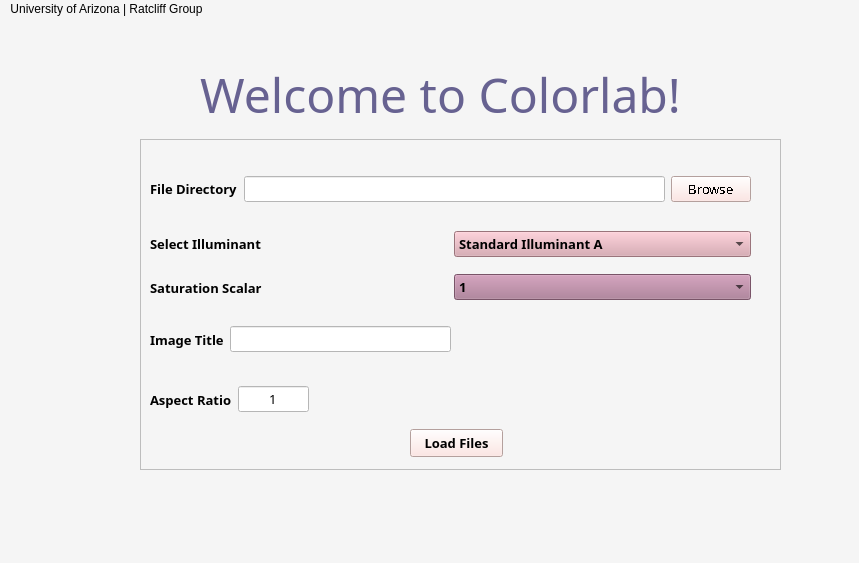
Before: the Qt Designer form testgui2.ui in LISPEM/ColorLab, drawn with Qt 5.
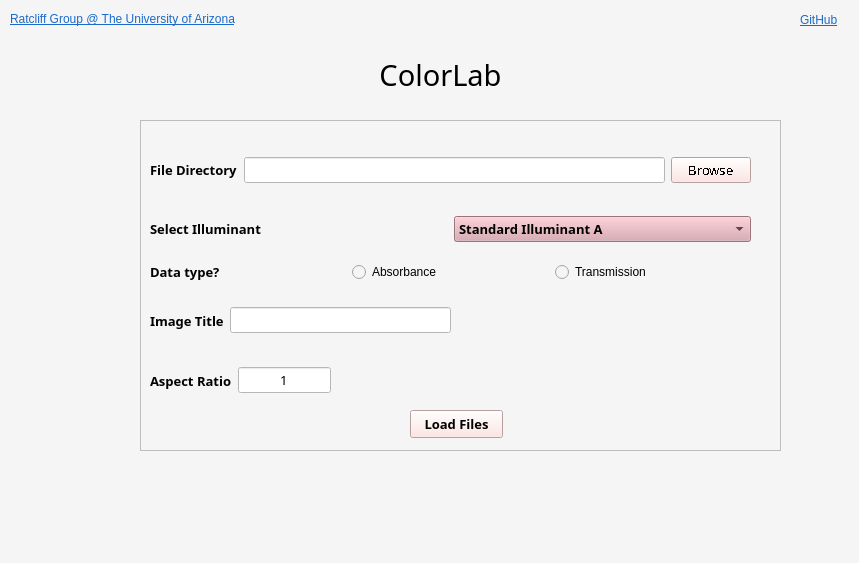
After: the same form once the commit is applied. Icons and pictures are not drawn.

Patch:
```diff
--- a/testgui2.ui
+++ b/testgui2.ui
@@ -49,7 +49,7 @@
      </font>
     </property>
     <property name="text">
-     <string>&lt;html&gt;&lt;head/&gt;&lt;body&gt;&lt;p&gt;&lt;span style=&quot; font-size:36pt; font-weight:400; color:#676291;&quot;&gt;Welcome to Colorlab!&lt;/span&gt;&lt;/p&gt;&lt;/body&gt;&lt;/html&gt;</string>
+     <string>&lt;html&gt;&lt;head/&gt;&lt;body&gt;&lt;p align=&quot;center&quot;&gt;&lt;span style=&quot; font-size:22pt; font-weight:400; color:#000000;&quot;&gt;ColorLab&lt;/span&gt;&lt;/p&gt;&lt;/body&gt;&lt;/html&gt;</string>
     </property>
     <property name="alignment">
      <set>Qt::AlignCenter</set>
@@ -79,7 +79,7 @@
        <x>10</x>
        <y>90</y>
        <width>601</width>
-       <height>31</height>
+       <height>38</height>
       </rect>
      </property>
      <layout class="QHBoxLayout" name="horizontalLayout_2">
@@ -192,7 +192,7 @@
          <font>
           <family>Bahnschrift SemiBold SemiConden</family>
           <pointsize>10</pointsize>
-          <weight>9</weight>
+          <weight>50</weight>
           <italic>false</italic>
           <bold>false</bold>
           <stylestrategy>NoAntialias</stylestrategy>
@@ -216,12 +216,12 @@
        <x>10</x>
        <y>133</y>
        <width>601</width>
-       <height>31</height>
+       <height>38</height>
       </rect>
      </property>
      <layout class="QHBoxLayout" name="horizontalLayout_3">
       <item>
-       <widget class="QLabel" name="label_5">
+       <widget class="QLabel" name="label_8">
         <property name="font">
          <font>
           <family>Bahnschrift SemiBold SemiConden</family>
@@ -231,48 +231,22 @@
          </font>
         </property>
         <property name="text">
-         <string>Saturation Scalar</string>
+         <string>Data type?</string>
         </property>
        </widget>
       </item>
       <item>
-       <widget class="QComboBox" name="comboBox_2">
-        <property name="font">
-         <font>
-          <family>Bahnschrift SemiBold SemiConden</family>
-          <pointsize>10</pointsize>
-          <weight>75</weight>
-          <bold>true</bold>
-         </font>
+       <widget class="QRadioButton" name="radioButton">
+        <property name="text">
+         <string>Absorbance</string>
         </property>
-        <property name="styleSheet">
-         <string notr="true">background-color: rgb(170, 118, 146);</string>
+       </widget>
+      </item>
+      <item>
+       <widget class="QRadioButton" name="radioButton_2">
+        <property name="text">
+         <string>Transmission</string>
         </property>
-        <item>
-         <property name="text">
-          <string>1</string>
-         </property>
-        </item>
-        <item>
-         <property name="text">
-          <string>2</string>
-         </property>
-        </item>
-        <item>
-         <property name="text">
-          <string>3</string>
-         </property>
-        </item>
-        <item>
-         <property name="text">
-          <string>4</string>
-         </property>
-        </item>
-        <item>
-         <property name="text">
-          <string>5</string>
-         </property>
-        </item>
        </widget>
       </item>
      </layout>
@@ -322,7 +296,7 @@
       <rect>
        <x>10</x>
        <y>240</y>
-       <width>159</width>
+       <width>181</width>
        <height>41</height>
       </rect>
      </property>
@@ -404,22 +378,38 @@
      <pixmap>../../Pictures/sf.png</pixmap>
     </property>
    </widget>
-  </widget>
-  <widget class="QMenuBar" name="menubar">
-   <property name="geometry">
-    <rect>
-     <x>0</x>
-     <y>0</y>
-     <width>859</width>
-     <height>26</height>
-    </rect>
-   </property>
-   <widget class="QMenu" name="menuUniversity_of_Arizona_Ratcliff_Group">
-    <property name="title">
-     <string>University of Arizona | Ratcliff Group</string>
+   <widget class="QLabel" name="label_5">
+    <property name="geometry">
+     <rect>
+      <x>10</x>
+      <y>10</y>
+      <width>281</width>
+      <height>19</height>
+     </rect>
     </property>
+    <property name="text">
+     <string>&lt;html&gt;&lt;head/&gt;&lt;body&gt;&lt;p&gt;&lt;a href=&quot;https://ratcliff.faculty.arizona.edu/&quot;&gt;&lt;span style=&quot; text-decoration: underline; color:#1b6acb;&quot;&gt;Ratcliff Group @ The University of Arizona&lt;/span&gt;&lt;/a&gt;&lt;/p&gt;&lt;/body&gt;&lt;/html&gt;</string>
+    </property>
+    <property name="openExternalLinks">
+     <bool>true</bool>
+    </property>
    </widget>
-   <addaction name="menuUniversity_of_Arizona_Ratcliff_Group"/>
+   <widget class="QLabel" name="label_9">
+    <property name="geometry">
+     <rect>
+      <x>800</x>
+      <y>10</y>
+      <width>51</width>
+      <height>20</height>
+     </rect>
+    </property>
+    <property name="text">
+     <string>&lt;html&gt;&lt;head/&gt;&lt;body&gt;&lt;p&gt;&lt;a href=&quot;https://github.com/LISPEM/ColorLab&quot;&gt;&lt;span style=&quot; text-decoration: underline; color:#1b6acb;&quot;&gt;GitHub&lt;/span&gt;&lt;/a&gt;&lt;/p&gt;&lt;/body&gt;&lt;/html&gt;</string>
+    </property>
+    <property name="openExternalLinks">
+     <bool>true</bool>
+    </property>
+   </widget>
   </widget>
   <widget class="QStatusBar" name="statusbar"/>
  </widget>
```
Left out of the diff: 5 changed lines with no effect on the pictures.
